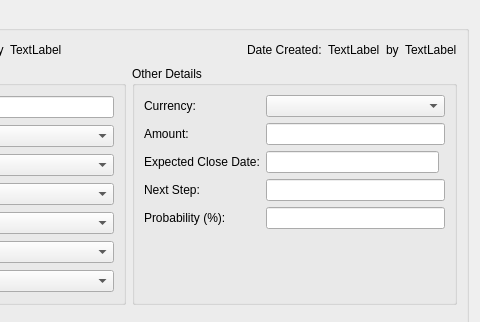
KDAB/FatCRM, file client/src/opportunitydetails.ui: the form before one commit; both pictures show x 174 to 654 and y 0 to 322 of the 654 by 600 pixel window.
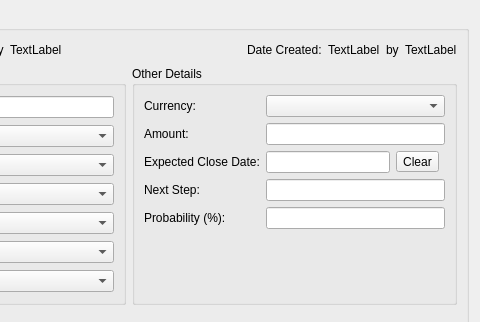
The form after the commit.

Commit message: fixes FatCRM-15 - not possible to select todays date - also added a clear button for the user to be able and clear the line edit field

The edit to the form file:
```diff
--- a/client/src/opportunitydetails.ui
+++ b/client/src/opportunitydetails.ui
@@ -438,6 +438,13 @@
                </property>
               </widget>
              </item>
+             <item>
+              <widget class="QToolButton" name="clearButton">
+               <property name="text">
+                <string>Clear</string>
+               </property>
+              </widget>
+             </item>
              <item>
               <widget class="QWidget" name="calendarWidget" native="true"/>
              </item>
```
The commit also changes 11 other files.
